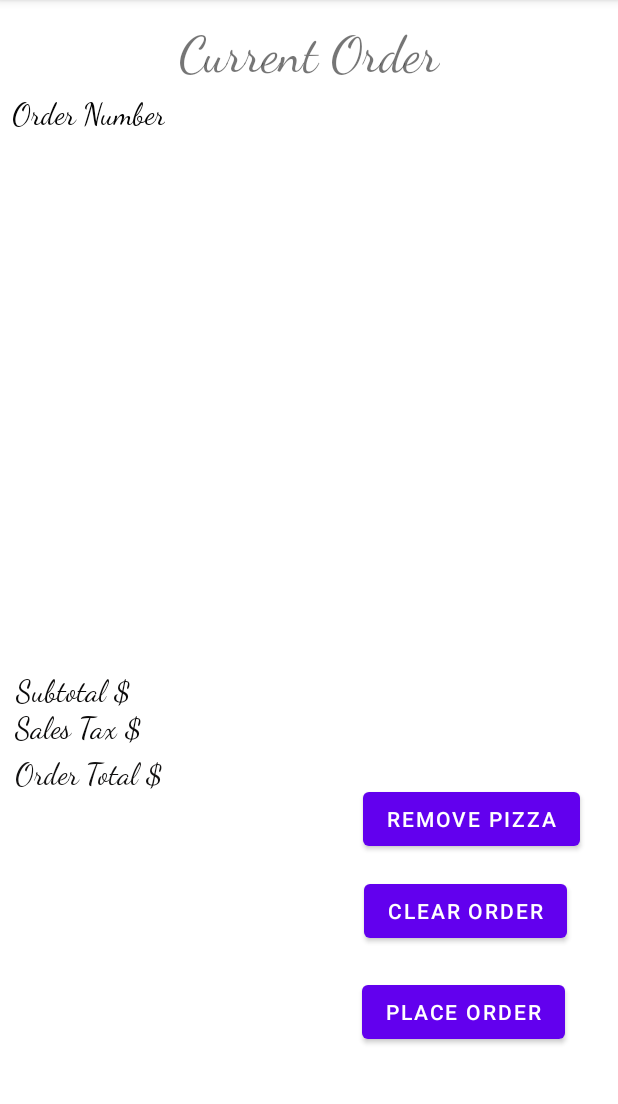
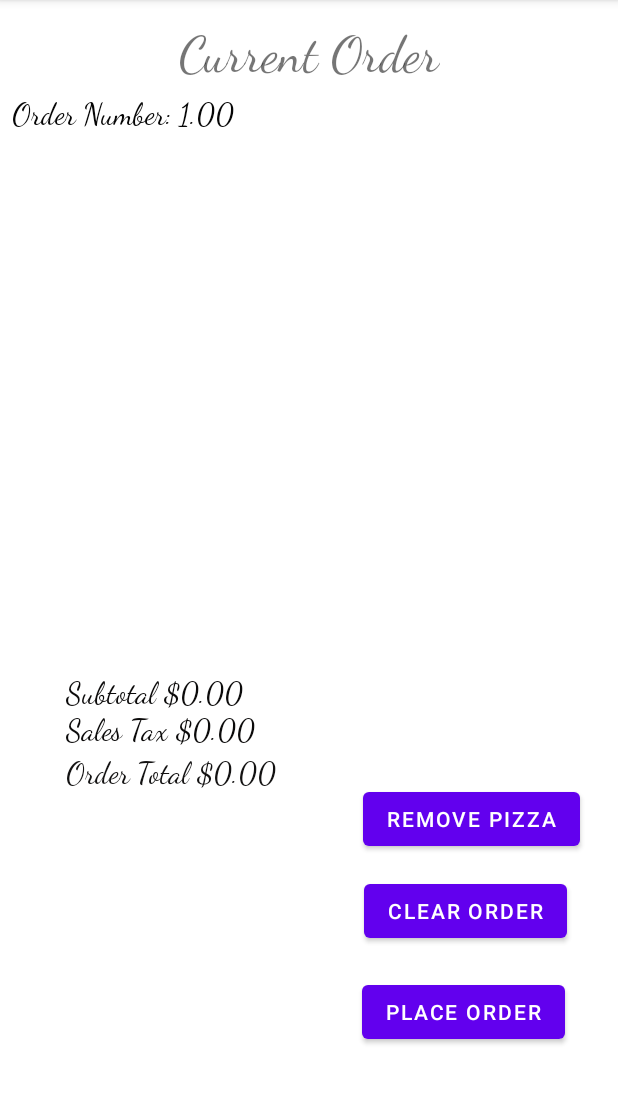
Before and after one commit to AryaShetty08/Project5Pizza, an Android app: the screen it shows after launch (CurrentOrderActivity), after a tap on an icon or button, on a phone screen of 412 x 824 dp, the part 84-1188 px from its top. Run offline under Robolectric (Android 15) with nearby library versions, the light colour scheme and no system bars; 1 statement that could not run was skipped.

Commit message:
add stuff to project 5

```diff
--- a/app/src/main/java/com/example/project5pizza/CurrentOrderActivity.java
+++ b/app/src/main/java/com/example/project5pizza/CurrentOrderActivity.java
@@ -5,48 +5,113 @@ import android.view.View;
 import android.widget.ArrayAdapter;
 import android.widget.Button;
 import android.widget.ListView;
+import android.widget.TextView;
 import android.widget.Toast;
 import android.content.Intent;
 
 
 import androidx.appcompat.app.AppCompatActivity;
 
+import org.w3c.dom.Text;
+
+import java.text.DecimalFormat;
 import java.util.ArrayList;
 import java.util.List;
 
+import pizzaManager.Order;
 import pizzaManager.Pizza;
 import pizzaManager.Topping;
 
 public class CurrentOrderActivity extends AppCompatActivity {
+    private static final DecimalFormat df = new DecimalFormat("0.00");
     private ArrayList<Pizza> currentOrder;
+
+    ListView pizzaOrder;
+    TextView subtotal;
+    TextView salestax;
+    TextView ordertotal;
+    TextView orderNumber;
+    Button removePizza;
+    Button placeOrder;
+    Button clearOrder;
+    Order current = new Order(1);
+
 
     @Override
     protected void onCreate(Bundle savedInstanceState) {
         super.onCreate(savedInstanceState);
         setContentView(R.layout.currentorder);
 
-//        ListView currentPizza = (ListView)findViewById(R.id.currentPizza);
-//        Button removePizza = (Button)findViewById(R.id.cancelOrder);
-//
-//        Intent intent = getIntent();
-//        ArrayList<String> tempList = intent.getStringArrayListExtra(MainActivity.PIZZA_LIST_IDENTIFIER);
-//        currentOrder = new ArrayList<Pizza>();
-//        for (String s: tempList){
-//            currentOrder.add(Pizza.stringToPizza(s));
-//        }
-//
-//        ArrayAdapter arrayAdapter = new ArrayAdapter(this, android.R.layout.simple_list_item_1, selectedPizza);
-//        currentPizza.setAdapter(arrayAdapter);
-//
-//        getSupportActionBar().setDisplayHomeAsUpEnabled(true);
-//
-//        removePizza.setOnClickListener(new View.OnClickListener() {
-//            @Override
-//            public void onClick(View view) {
-//                Toast.makeText(CurrentOrderActivity.this, "Adding Topping...", Toast.LENGTH_SHORT).show();
-//            }
-//        });
+        pizzaOrder = (ListView)findViewById(R.id.currentPizza);
+        removePizza = (Button)findViewById(R.id.cancelOrder);
+        subtotal = (TextView)findViewById(R.id.subTotal);
+        salestax = (TextView)findViewById(R.id.salesTax);
+        ordertotal = (TextView)findViewById(R.id.totalprice);
+        placeOrder = (Button)findViewById(R.id.placeOrder);
+        clearOrder = (Button)findViewById(R.id.clearOrder);
+        orderNumber = (TextView)findViewById(R.id.currentNumber);
+
+        ArrayList<Pizza> selectedPizza = new ArrayList<Pizza>();
+
+        Intent intent = getIntent();
+        ArrayList<String> currentOrder = intent.getStringArrayListExtra(MainActivity.PIZZA_LIST_IDENTIFIER);
+        Toast.makeText(getApplicationContext(), currentOrder.get(0), Toast.LENGTH_LONG).show();
+
+        for(String pizza : currentOrder) {
+            current.add(Pizza.stringToPizza(pizza));
+        }
+        subtotal.setText("Subtotal $" + df.format(current.getSubtotal()));
+        salestax.setText("Sales Tax $" + df.format(current.getTax()));
+        ordertotal.setText("Order Total $" + df.format(current.getTotal()));
+        orderNumber.setText("Order Number: " + df.format(current.getSerialNumber()));
+
+        if(!currentOrder.isEmpty()){
+            ArrayAdapter arrayAdapter = new ArrayAdapter(this, android.R.layout.simple_list_item_single_choice, currentOrder);
+            pizzaOrder.setAdapter(arrayAdapter);
+        }
+
+        getSupportActionBar().setDisplayHomeAsUpEnabled(true);
+
+
+        removePizza.setOnClickListener(new View.OnClickListener() {
+            @Override
+            public void onClick(View view) {
+                removeOnePizza();
+                Toast.makeText(CurrentOrderActivity.this, "Removing Pizza...", Toast.LENGTH_SHORT).show();
+            }
+        });
+
+        clearOrder.setOnClickListener(new View.OnClickListener() {
+            @Override
+            public void onClick(View view) {
+                currentOrder.clear();
+                resetCurrentOrder();
+                Toast.makeText(CurrentOrderActivity.this, "Removing All Pizzas...", Toast.LENGTH_SHORT).show();
+            }
+        });
 
     }
 
+    private void resetCurrentOrder() {
+        pizzaOrder.setAdapter(null);
+        subtotal.setText("Subtotal $");
+        salestax.setText("Sales Tax $");
+        ordertotal.setText("Order Total $");
+        orderNumber.setText("Order Number: ");
+    }
+
+    private void removeOnePizza() {
+        currentOrder.remove(0);
+        //ArrayAdapter temp = new ArrayAdapter(this, android.R.layout.simple_list_item_single_choice, currentOrder);
+        //pizzaOrder.setAdapter(temp);
+        subtotal.setText("Subtotal $" + df.format(current.getSubtotal()));
+        salestax.setText("Sales Tax $" + df.format(current.getTax()));
+        ordertotal.setText("Order Total $" + df.format(current.getTotal()));
+    }
+
+    private void setclicks() {
+        ArrayAdapter temp = new ArrayAdapter(this, android.R.layout.simple_list_item_single_choice, currentOrder);
+        pizzaOrder.setAdapter(temp);
+    }
+
 }
--- a/app/src/main/java/com/example/project5pizza/MainActivity.java
+++ b/app/src/main/java/com/example/project5pizza/MainActivity.java
@@ -98,6 +98,9 @@ public class MainActivity extends AppCompatActivity {
         this.pizzaList = new ArrayList<String>();
         this.orderList = new ArrayList<Order>();
         setImageViews();
+        if(savedInstanceState!=null){
+            this.pizzaList = savedInstanceState.getStringArrayList("MyArrayList");
+        }
     }
 
     /**
@@ -108,6 +111,11 @@ public class MainActivity extends AppCompatActivity {
     private void setImageViews(){
         pizzaOrder = (ImageView)findViewById(R.id.pizzaOrder);
         pizzaOrder.setOnClickListener(new View.OnClickListener() {
+            /**
+             * On Click method to switch activities when a button is clicked
+             * This method switches to pizza ordering activity
+             * @param view
+             */
             @Override
             public void onClick(View view) {
                 Intent switchToPizza = new Intent(getApplicationContext(), PizzaOrderingActivity.class);
@@ -117,6 +125,11 @@ public class MainActivity extends AppCompatActivity {
 
         currentOrder = (ImageView)findViewById(R.id.currentOrder);
         currentOrder.setOnClickListener(new View.OnClickListener() {
+            /**
+             * On Click method to switch activities when a button is clicked
+             * This method switches to current order activity
+             * @param view
+             */
             @Override
             public void onClick(View view) {
                 Intent switchToCurrentOrder = new Intent(getApplicationContext(), CurrentOrderActivity.class);
@@ -127,6 +140,11 @@ public class MainActivity extends AppCompatActivity {
 
         storeOrders = (ImageView)findViewById(R.id.storeOrders);
         storeOrders.setOnClickListener(new View.OnClickListener() {
+            /**
+             * On Click method to switch activities when a button is clicked
+             * This method switches to store order activity
+             * @param view
+             */
             @Override
             public void onClick(View view) {
                 Intent switchToStoreOrder = new Intent(getApplicationContext(), StoreOrdersActivity.class);
--- a/app/src/main/res/layout/currentorder.xml
+++ b/app/src/main/res/layout/currentorder.xml
@@ -18,20 +18,6 @@
         app:layout_constraintEnd_toEndOf="parent"
         app:layout_constraintStart_toStartOf="parent"
         app:layout_constraintTop_toTopOf="parent" />
-
-    <TextView
-        android:id="@+id/subTotal"
-        android:layout_width="wrap_content"
-        android:layout_height="wrap_content"
-        android:layout_marginStart="16dp"
-        android:layout_marginEnd="331dp"
-        android:fontFamily="cursive"
-        android:text="@string/subtotal"
-        android:textColor="#0B0A0A"
-        android:textSize="20sp"
-        app:layout_constraintBottom_toTopOf="@+id/salesTax"
-        app:layout_constraintEnd_toEndOf="parent"
-        app:layout_constraintStart_toStartOf="parent" />
 
     <Button
         android:id="@+id/cancelOrder"
@@ -68,34 +54,41 @@
         app:layout_constraintTop_toBottomOf="@+id/clearOrder" />
 
     <TextView
+        android:id="@+id/subTotal"
+        android:layout_width="wrap_content"
+        android:layout_height="wrap_content"
+        android:layout_marginStart="44dp"
+        android:fontFamily="cursive"
+        android:text="@string/subtotal"
+        android:textColor="#0B0A0A"
+        android:textSize="20sp"
+        app:layout_constraintBottom_toTopOf="@+id/salesTax"
+        app:layout_constraintStart_toStartOf="parent" />
+
+    <TextView
         android:id="@+id/salesTax"
         android:layout_width="wrap_content"
         android:layout_height="wrap_content"
-        android:layout_marginStart="16dp"
-        android:layout_marginEnd="324dp"
-        android:layout_marginBottom="6dp"
+        android:layout_marginStart="44dp"
+        android:layout_marginBottom="4dp"
         android:fontFamily="cursive"
         android:text="@string/sales_tax"
         android:textColor="#0B0A0A"
         android:textSize="20sp"
         app:layout_constraintBottom_toTopOf="@+id/totalprice"
-        app:layout_constraintEnd_toEndOf="parent"
         app:layout_constraintStart_toStartOf="parent" />
 
     <TextView
         android:id="@+id/totalprice"
         android:layout_width="wrap_content"
         android:layout_height="wrap_content"
-        android:layout_marginStart="16dp"
-        android:layout_marginEnd="314dp"
-        android:layout_marginBottom="239dp"
+        android:layout_marginStart="44dp"
+        android:layout_marginBottom="240dp"
         android:fontFamily="cursive"
         android:text="@string/price_total"
         android:textColor="#121111"
         android:textSize="20sp"
         app:layout_constraintBottom_toBottomOf="parent"
-        app:layout_constraintEnd_toEndOf="parent"
-        app:layout_constraintHorizontal_bias="0.388"
         app:layout_constraintStart_toStartOf="parent" />
 
     <TextView
```
Also changed, not shown: app/src/main/java/com/example/project5pizza/PizzaOrderingActivity.java (+0 -15 lines), app/src/main/java/com/example/project5pizza/StoreOrdersActivity.java (+26 -0 lines).
